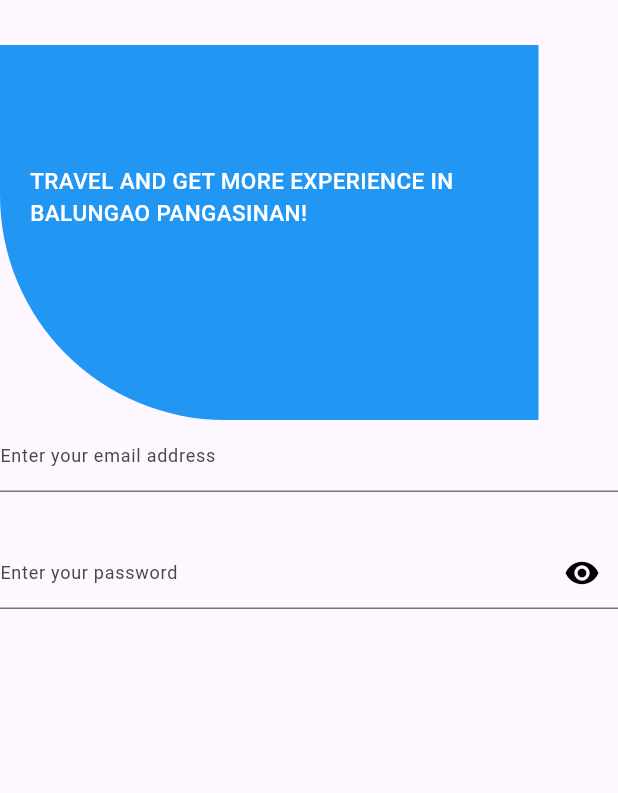
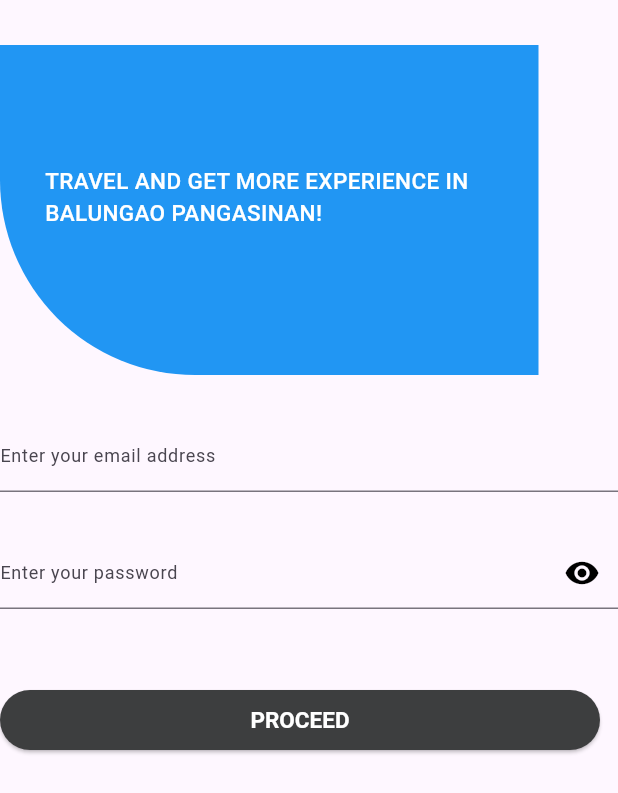
Before and after one commit to kyuremmmmz/travel-go-mobile-version, a Flutter app: the screen it shows after launch, after a tap on "Log in", on a phone screen of 412 x 824 dp. Shown: the top 793 px of the screen. Run offline on Flutter 3.47's test engine with Material 3 defaults, Android fonts, the phone set to English and light mode, and no system bars; our stand-ins replace supabase_flutter; accounts and stored records are empty.

Commit message:
to master

```diff
--- /dev/null
+++ b/lib/Widgets/Buttons/DefaultButtons/BlueButton.dart
@@ -0,0 +1,40 @@
+import 'package:flutter/material.dart';
+
+class BlueButtonWithoutFunction extends StatefulWidget {
+  late String text;
+  late Color color;
+   BlueButtonWithoutFunction
+  ({
+    super.key,
+    required this.text,
+    required this.color,
+
+
+  });
+
+  @override
+  State<BlueButtonWithoutFunction> createState() => _BlueButtonWithoutFunctionState();
+}
+
+class _BlueButtonWithoutFunctionState extends State<BlueButtonWithoutFunction> {
+  @override
+  Widget build(BuildContext context) {
+    return  ElevatedButton(
+      onPressed: ()=> print('Hello!') ,
+      style: ElevatedButton.styleFrom(
+        textStyle: const TextStyle(
+          fontWeight: FontWeight.bold,
+        ),
+        backgroundColor: widget.color,
+      ),
+      child: Text
+      (
+        widget.text,
+        style: const TextStyle(
+          fontSize: 15,
+          color: Colors.white,
+        ),
+      ),
+    );
+  }
+}
--- a/lib/Widgets/Screens/Auth/Login.dart
+++ b/lib/Widgets/Screens/Auth/Login.dart
@@ -2,6 +2,7 @@ import 'package:flutter/material.dart';
 import 'package:itransit/Widgets/Textfield/passwordField.dart';
 
 import '../../Textfield/plainTextField.dart';
+import './../../Buttons/DefaultButtons/BlueButton.dart';
 void main(){
   runApp(const LoginScreen());
 }
@@ -34,21 +35,22 @@ class _LoginScreenState extends State<LoginScreen> {
                   minHeight: 100,
                   minWidth: 200
                 ),
-                height: 250,
+                height: 220,
                 decoration: const BoxDecoration(
                   borderRadius: BorderRadius.only(
                     bottomLeft: Radius.circular(
-                      150
+                      130
                     )
                   ),
                   color: Colors.blue,
+
                 ),
                 child: Container(
                   padding: const EdgeInsets.only(
                     top: 80,
                   ),
                   margin: const EdgeInsets.only(
-                    left: 20
+                    left: 30
                   ),
                   child: const Text(
                   'TRAVEL AND GET MORE EXPERIENCE IN BALUNGAO PANGASINAN!',
@@ -63,7 +65,7 @@ class _LoginScreenState extends State<LoginScreen> {
           ),
           Container(
             padding: const EdgeInsets.only(
-              top: 0
+              top: 30
             ),
             child: const Column(
                 children: [
@@ -80,10 +82,18 @@ class _LoginScreenState extends State<LoginScreen> {
               ],
             ),
           ),
+          const SizedBox(
+            height: 30,
+          ),
           Container(
             padding: const EdgeInsets.only(
               top: 20,
             ),
+            width: 400,
+            child: BlueButtonWithoutFunction(
+              text: 'PROCEED',
+              color: const Color.fromARGB(255, 61, 62, 63)
+              ),
           )
         ],
       ),
```
